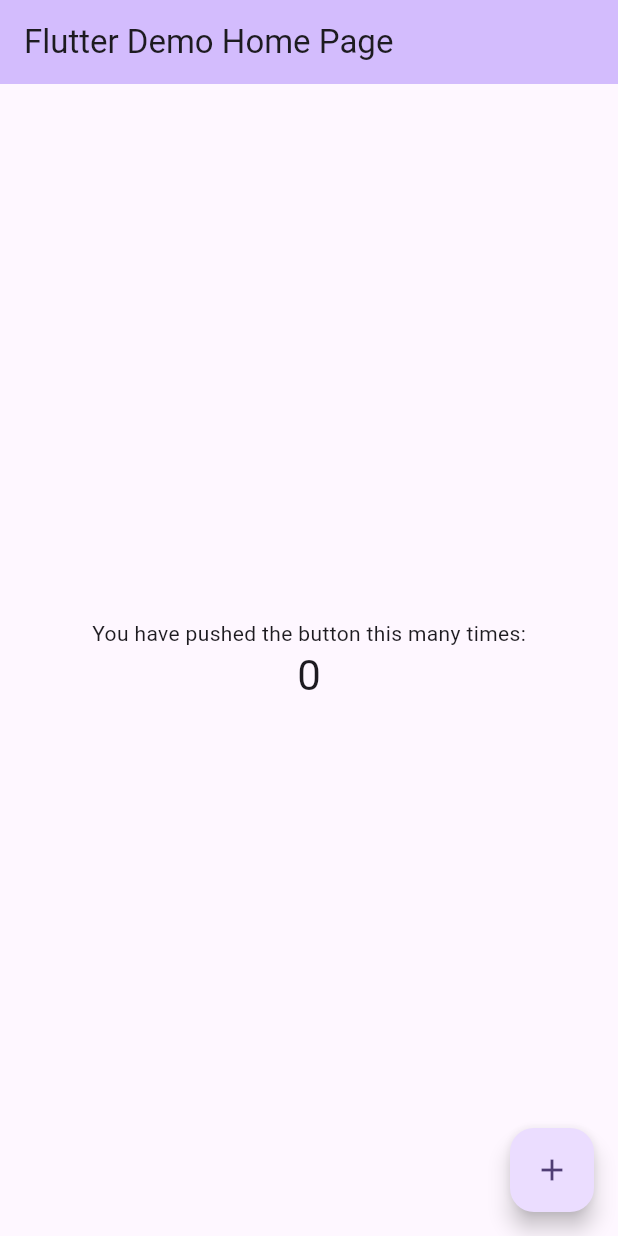
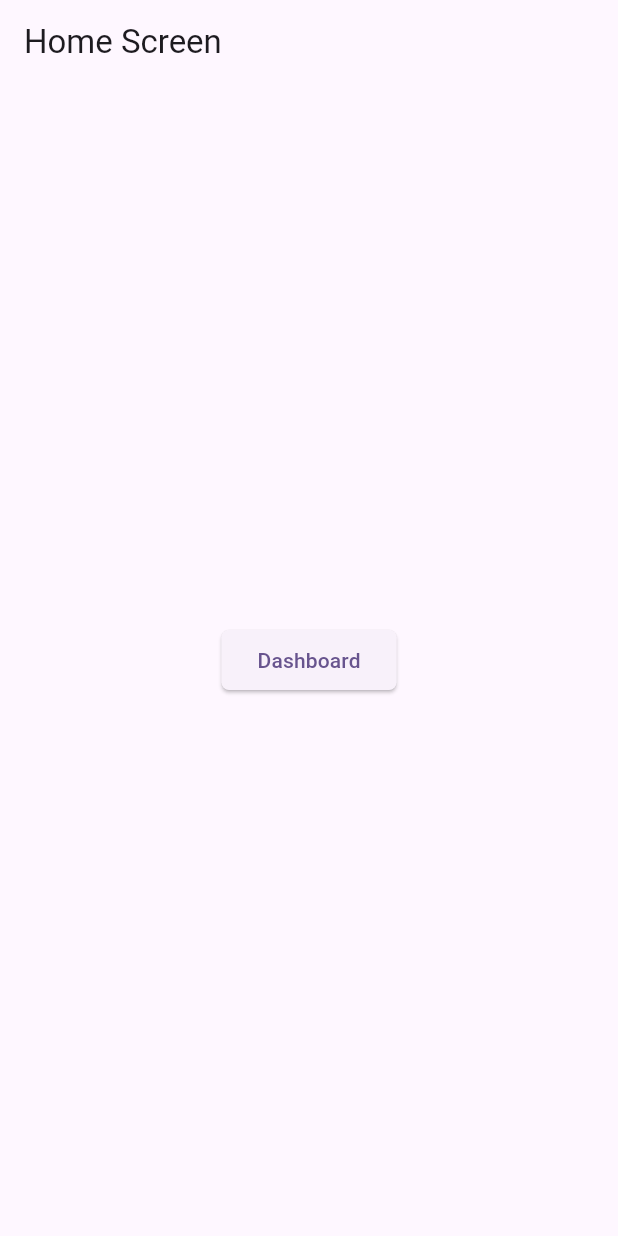
Before and after one commit to SamuelCM123/template_flutter_test, a Flutter app: the screen it shows after launch, on a phone screen of 412 x 824 dp. Run offline on Flutter 3.47's test engine with Material 3 defaults, Android fonts, the phone set to English and light mode, and no system bars; our stand-ins replace dio, flutter_dotenv, go_router, hooks_riverpod.

Commit message:
Modificación

```diff
--- a/lib/main.dart
+++ b/lib/main.dart
@@ -1,5 +1,7 @@
 import 'package:flutter/material.dart';
 import 'package:flutter_dotenv/flutter_dotenv.dart';
+import 'package:hooks_riverpod/hooks_riverpod.dart';
+import 'package:template_flutter_test/router/app_router.dart';
 // TODO: Importar router
 
 void main() async {
@@ -13,22 +15,29 @@ void main() async {
   await dotenv.load(fileName: '.env');
 
   //? Ejecutar la aplicación
-  runApp(const MyApp());
+  runApp(
+    const ProviderScope(
+      child: MyApp(),
+    )
+  );
 }
 
-class MyApp extends StatelessWidget {
+class MyApp extends ConsumerWidget {
   const MyApp({super.key});
 
   // This widget is the root of your application.
   @override
-  Widget build(BuildContext context) {
-    return MaterialApp(
+  Widget build(BuildContext context, ref) {
 
+    final appRouter = ref.watch(routerProvider);
+
+    return MaterialApp.router(
+      debugShowCheckedModeBanner: false,
+      routerConfig: appRouter,
       title: 'Flutter Demo',
       theme: ThemeData(
-        colorScheme: .fromSeed(seedColor: Colors.deepPurple),
+        colorScheme: ColorScheme.fromSeed(seedColor: Colors.deepPurple),
       ),
-      home: const MyHomePage(title: 'Flutter Demo Home Page'),
     );
   }
 }
--- a/lib/modules/home_screen.dart
+++ b/lib/modules/home_screen.dart
@@ -1,9 +1,13 @@
 import 'package:flutter/material.dart';
+import 'package:go_router/go_router.dart';
 import 'package:hooks_riverpod/hooks_riverpod.dart';
+import 'package:template_flutter_test/shared/widgets/menu/custom_menu.dart';
 
 class HomeScreen extends ConsumerStatefulWidget {
 
-  const HomeScreen({super.key});
+  final StatefulNavigationShell navigationShell;
+
+  const HomeScreen({super.key, required this.navigationShell});
 
   @override
   ConsumerState<HomeScreen> createState() => _HomeScreenState();
@@ -13,7 +17,14 @@ class _HomeScreenState extends ConsumerState<HomeScreen> {
 
   @override
   Widget build(BuildContext context) {
-    return const Placeholder();
+
+    // TODO: Agregar el menu de componentes
+    return Scaffold(
+      appBar: AppBar(
+        title: const Text('Home Screen'),
+      ),
+      body: widget.navigationShell
+    );
   }
 
 }
--- /dev/null
+++ b/lib/modules/tickets/screens/dashboard_screen.dart
@@ -0,0 +1,27 @@
+import 'package:flutter/material.dart';
+import 'package:go_router/go_router.dart';
+
+class DashboardScreen extends StatefulWidget {
+
+  const DashboardScreen({super.key});
+
+  @override
+  State<DashboardScreen> createState() => _DashboardScreenState();
+}
+
+class _DashboardScreenState extends State<DashboardScreen> {
+  @override
+  Widget build(BuildContext context) {
+    return Expanded(
+        child: Center(
+          child: ElevatedButton(
+            style: ButtonStyle(
+              shape: WidgetStatePropertyAll(RoundedRectangleBorder(borderRadius: BorderRadius.circular(5))),
+            ),
+            onPressed: () => context.go('/dashboard'),
+            child: Text('Dashboard'),
+          ),
+        ),
+      );
+  }
+}
--- a/lib/router/app_router.dart
+++ b/lib/router/app_router.dart
@@ -2,6 +2,7 @@ import 'package:flutter/material.dart';
 import 'package:go_router/go_router.dart';
 import 'package:hooks_riverpod/hooks_riverpod.dart';
 import 'package:template_flutter_test/modules/home_screen.dart';
+import 'package:template_flutter_test/modules/tickets/screens/dashboard_screen.dart';
 import 'package:template_flutter_test/router/guards/permission_guard.dart';
 import 'package:template_flutter_test/router/guards/repository/index.dart';
 import 'package:template_flutter_test/router/guards/role_guard.dart';
@@ -14,25 +15,39 @@ final routerProvider = Provider<GoRouter>((ref) {
   // TODO: Implementar el provider del socket
 
   return GoRouter(
-    initialLocation: '/',
+    initialLocation: '/dashboard',
     redirect: (context, state) {
 
-      final path = state.matchedLocation;
+      // final path = state.matchedLocation;
 
-      if(path == '/'){
-        return _executeGuards(context, state, ref, [
-          SocketGuard(),
-          PermissionGuard(),
-          RoleGuard()
-        ] );
-      }
+      // if(path == '/'){
+      //   return _executeGuards(context, state, ref, [
+      //     SocketGuard(),
+      //     PermissionGuard(),
+      //     RoleGuard()
+      //   ] );
+      // }
 
       return null;
     },
     routes: [
-      GoRoute(
-        path: '/',
-        builder: (context, state) => HomeScreen())
+
+      //? RUTAS PUBLICAS (Login, Register, Forgot Password, etc...)
+
+      //? RUTAS PADRE (Dashboard, etc...)
+      StatefulShellRoute.indexedStack(
+        builder: (context, state, navigationShell) {
+          return HomeScreen(navigationShell: navigationShell);
+        },
+        branches: [
+          StatefulShellBranch(routes: [
+            GoRoute(
+              path: '/dashboard',
+              builder: (context, state) => DashboardScreen(),
+            ),
+          ]),
+        ],
+      )
     ],
   );
 });
--- a/lib/shared/api/api_config.dart
+++ b/lib/shared/api/api_config.dart
@@ -1,5 +1,5 @@
 import 'package:dio/dio.dart';
-import 'package:template_flutter_test/shared/constants/env_config.dart';
+import 'package:template_flutter_test/shared/constants/env/env_config.dart';
 
 // class ApiConfig {
 
--- a/lib/shared/socket/socket_config.dart
+++ b/lib/shared/socket/socket_config.dart
@@ -1,6 +1,6 @@
 
 
-import 'package:template_flutter_test/shared/constants/env_config.dart';
+import 'package:template_flutter_test/shared/constants/env/env_config.dart';
 
 class SocketConfig {
 
```
Also changed, not shown: lib/modules/tickets/screens/index_screen.dart (added, +23 -0 lines), lib/modules/tickets/screens/new_ticket_screen.dart (added, +23 -0 lines), lib/modules/tickets/screens/public_screen.dart (added, +24 -0 lines), lib/router/routes/index.dart (+75 -11 lines), lib/shared/widgets/menu/custom_menu.dart (added, +31 -0 lines), 2 other files.
